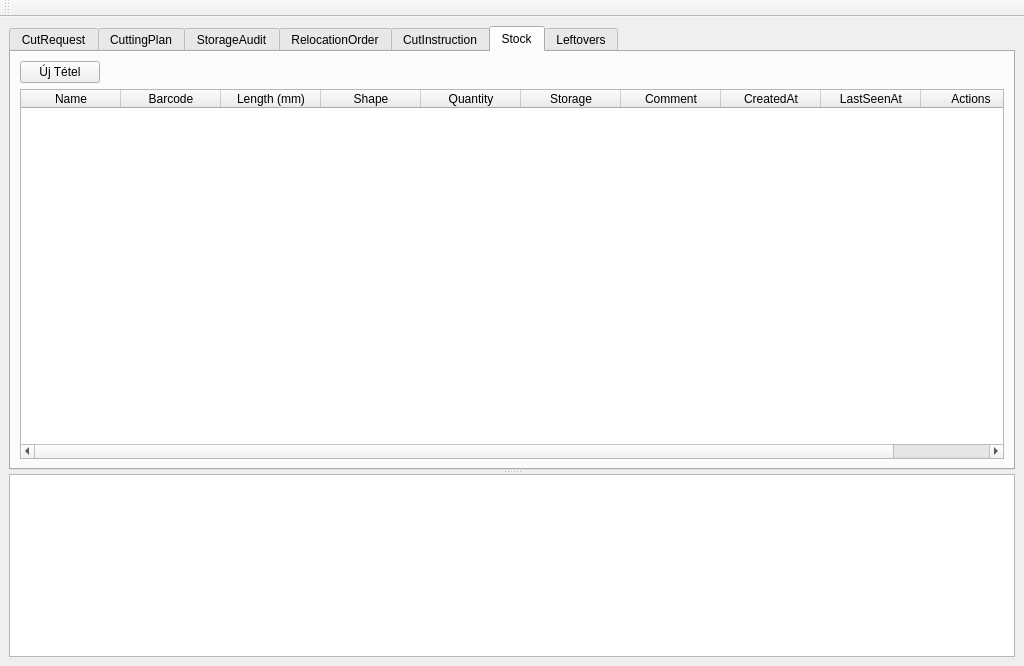
Before: the Qt Designer form view/MainWindow.ui in horvathzoltan/cutplannerpro, drawn with Qt 5.
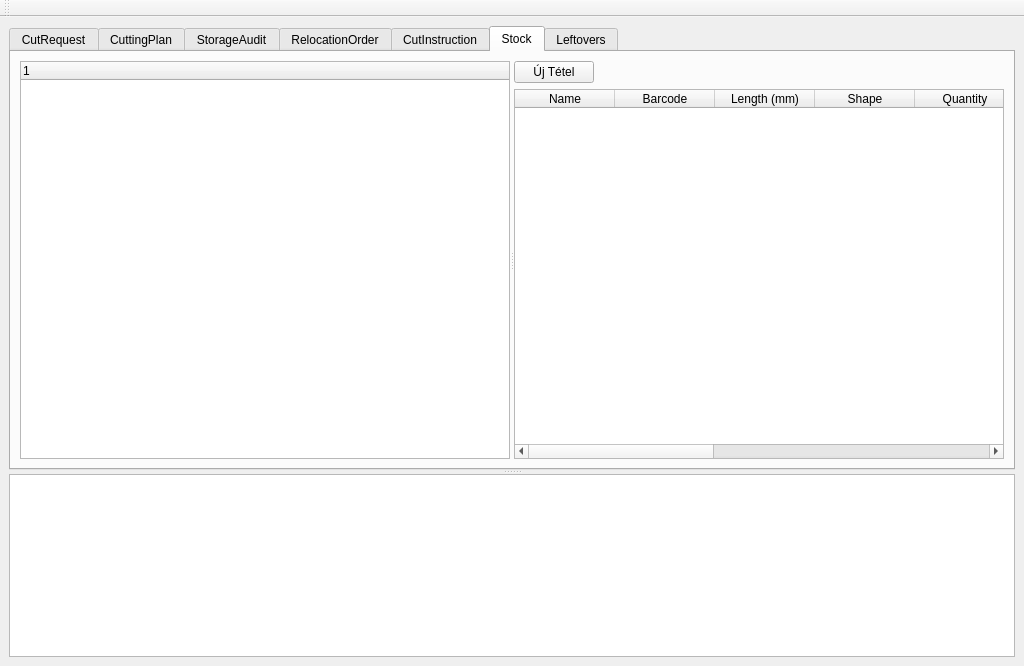
After: the same form once the commit is applied. The open tabs and pages were chosen to show the change.

Commit message: stock storage tree and leftover stock integration

What changed in the file:
```diff
--- a/view/MainWindow.ui
+++ b/view/MainWindow.ui
@@ -644,6 +644,20 @@
          <attribute name="title">
           <string>Stock</string>
          </attribute>
+         <layout class="QVBoxLayout" name="verticalLayout_8">
+          <item>
+           <widget class="QSplitter" name="splitterStock">
+            <property name="orientation">
+             <enum>Qt::Orientation::Horizontal</enum>
+            </property>
+            <widget class="QTreeWidget" name="treeStorage">
+             <column>
+              <property name="text">
+               <string notr="true">1</string>
+              </property>
+             </column>
+            </widget>
+            <widget class="QWidget" name="verticalLayoutWidget">
          <layout class="QVBoxLayout" name="verticalLayout_4">
           <item>
            <layout class="QHBoxLayout" name="horizontalLayout_5">
@@ -737,6 +751,10 @@
           </item>
          </layout>
         </widget>
+           </widget>
+          </item>
+         </layout>
+        </widget>
         <widget class="QWidget" name="tab_4">
          <attribute name="title">
           <string>Leftovers</string>
```
Left out of the diff: 5 changed lines with no effect on the pictures. Lines whose indentation alone changed are shown as unchanged. The commit also changes 7 other files.
